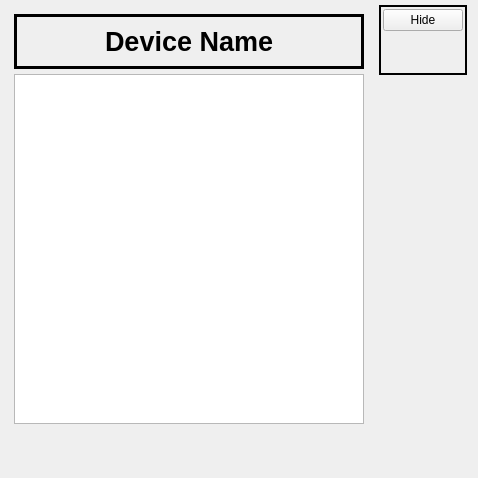
The window that typhon/ui/base.ui (pcdshub/typhos) describes before a commit, drawn with Qt 5.
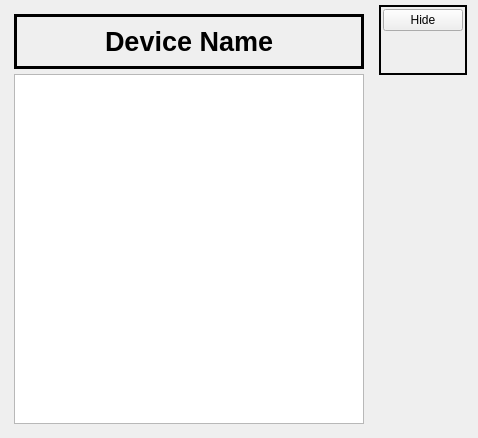
The same window after the commit. Custom widgets are drawn as their Qt base class.

Commit message: ENH: Add images into TyphonDisplay

```diff
--- a/typhon/ui/base.ui
+++ b/typhon/ui/base.ui
@@ -43,7 +43,7 @@
        <verstretch>0</verstretch>
       </sizepolicy>
      </property>
-     <layout class="QVBoxLayout" name="main_layout" stretch="0,0,1">
+     <layout class="QVBoxLayout" name="main_layout" stretch="0,0">
       <property name="spacing">
        <number>5</number>
       </property>
@@ -158,19 +158,6 @@
         </property>
        </widget>
       </item>
-      <item>
-       <spacer name="verticalSpacer">
-        <property name="orientation">
-         <enum>Qt::Vertical</enum>
-        </property>
-        <property name="sizeHint" stdset="0">
-         <size>
-          <width>20</width>
-          <height>40</height>
-         </size>
-        </property>
-       </spacer>
-      </item>
      </layout>
     </widget>
    </item>
```
Left out of the diff: 2 changed lines with no effect on the pictures. The commit also changes 1 other file.
